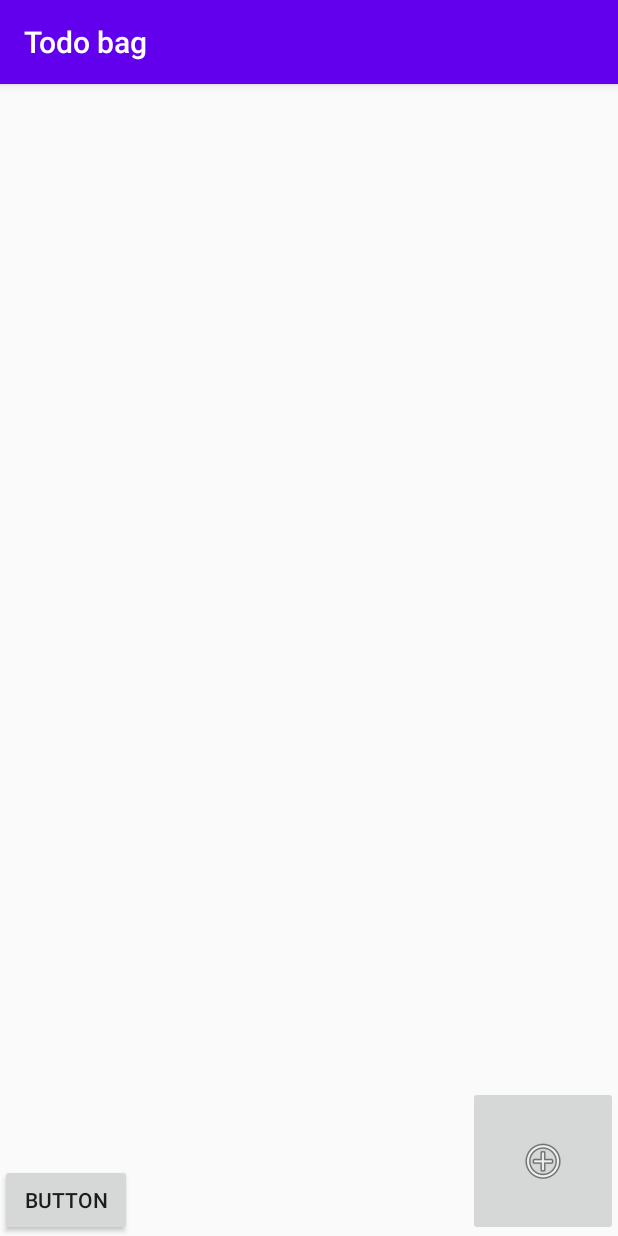
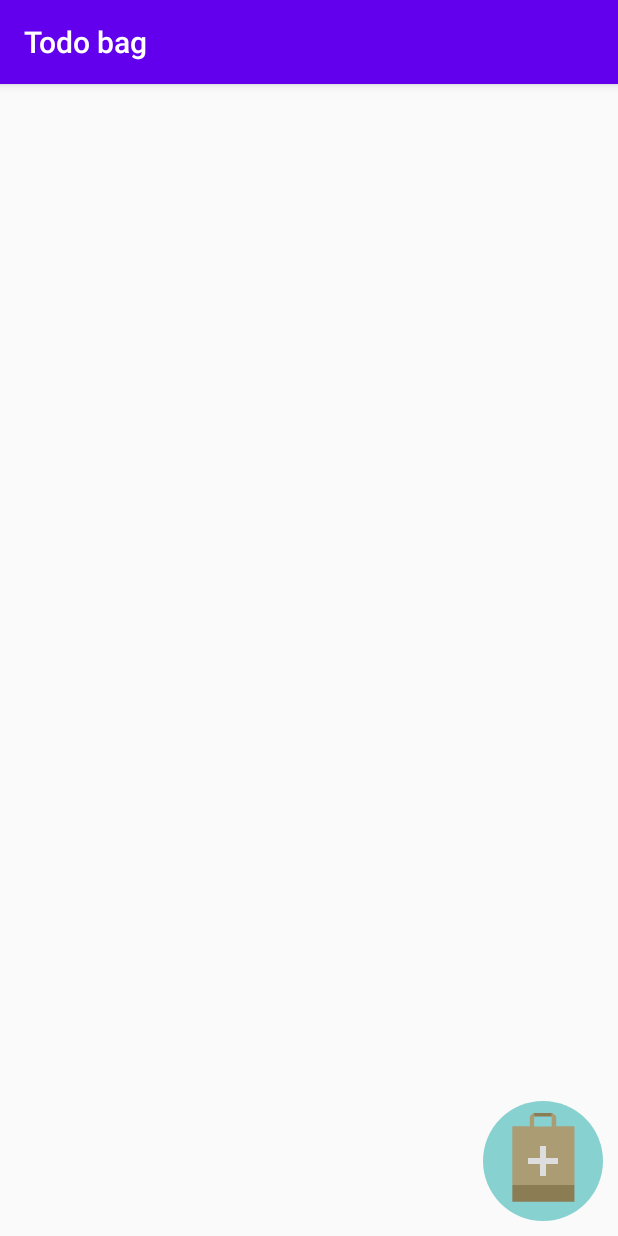
Before and after one commit to zucha/l, an Android app: the screen it shows after launch (MainActivity), on a phone screen of 412 x 824 dp. Run offline under Robolectric (Android 15) with nearby library versions, the phone set to English and light mode, and no system bars; our stand-ins replace Room's generated code.

Commit message:
Fixed button size, added nice plus button

```diff
--- /dev/null
+++ b/src/main/res/drawable/ic_bag_round_plus.xml
@@ -0,0 +1,19 @@
+<vector xmlns:android="http://schemas.android.com/apk/res/android"
+    android:width="400dp"
+    android:height="400dp"
+    android:viewportWidth="400"
+    android:viewportHeight="400">
+  <path
+      android:pathData="M200,200m-200,0a200,200 0,1 1,400 0a200,200 0,1 1,-400 0"
+      android:fillColor="#87D1D1"/>
+  <path
+      android:pathData="m166.547,41.173c-6.035,5.762 -9.358,8.901 -9.908,9.359l-0.639,0.532l0,33.269l-58.222,0l0,196l206.889,0l0,55.333l-103.5,0.056l-103.5,0.056l103.611,0.056l103.611,0.055l0,-251.556l-60.889,0l0,-33.033l-2.389,-2.247a646.42,646.42 0,0 1,-6.055 -5.806l-3.667,-3.559l-1.5,-0.011l-1.5,-0.01l0,45.111l-58.445,0l0,-45.111l-1.166,0.006c-1.134,0.005 -1.211,0.048 -2.731,1.5"
+      android:fillColor="#ac9c74"/>
+  <path
+      android:pathData="m170.444,45.667l0,6l58.445,0l0,-12l-58.445,0l0,6m-72.666,262.333l0,27.667l206.889,0l0,-55.334l-206.889,0l0,27.667"
+      android:fillColor="#8c7c54"/>
+
+  <path
+      android:pathData="m210,150l0,40 40,0 0,20 -40,0 0,40 -20,0 0,-40 -40,0 0,-20 40,0, 0,-40z"
+      android:fillColor="#DDDDDD"/>
+</vector>
--- a/src/main/res/layout/activity_main.xml
+++ b/src/main/res/layout/activity_main.xml
@@ -13,9 +13,13 @@
 
     <androidx.appcompat.widget.AppCompatImageButton
         android:id="@+id/buttonOpenForm"
-        android:layout_width="100dp"
-        android:layout_height="100dp"
-        android:src="@android:drawable/ic_menu_add"
+        android:layout_width="80dp"
+        android:layout_height="80dp"
+        android:layout_marginRight="10dp"
+        android:layout_marginBottom="10dp"
+        android:background="#00FFFFFF"
+        android:scaleType="centerInside"
+        android:src="@drawable/ic_bag_round_plus"
         app:layout_constraintBottom_toBottomOf="parent"
         app:layout_constraintEnd_toEndOf="@+id/mainRecycler" />
 
@@ -31,6 +35,7 @@
         android:layout_height="wrap_content"
         android:text="Button"
         app:layout_constraintBottom_toBottomOf="@+id/mainRecycler"
-        app:layout_constraintStart_toStartOf="@+id/mainRecycler" />
+        app:layout_constraintStart_toStartOf="@+id/mainRecycler"
+        android:visibility="gone"/>
 
 </androidx.constraintlayout.widget.ConstraintLayout>
```
Also changed, not shown: src/main/java/lv/sit/todo/ItemHelperCallback.java (+24 -13 lines).
